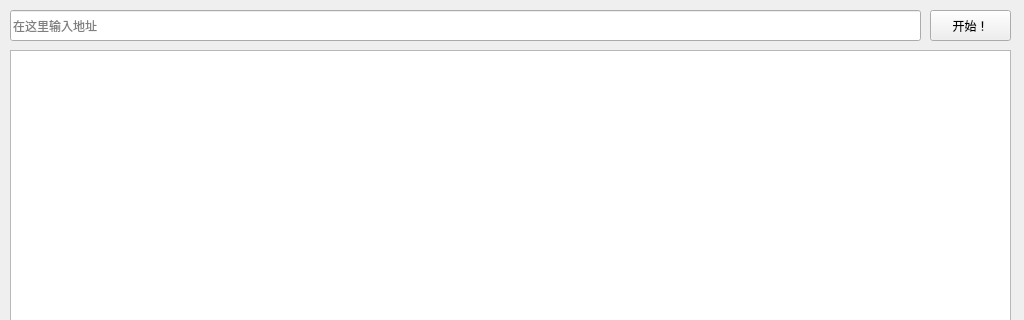
Above: tr_gui.ui from Candinya/NyaTrace before the change; both pictures show x 0 to 1024 and y 0 to 320 of the 1024 by 576 pixel window. Below: the same form after it.
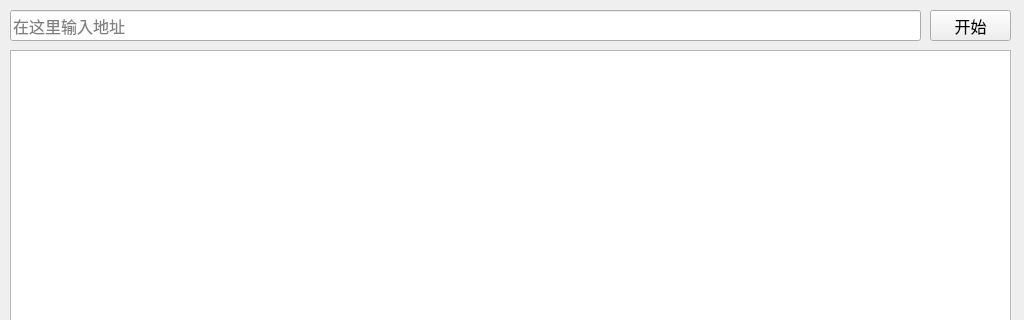
That is the form after the change.

What changed in the file:
```diff
--- a/tr_gui.ui
+++ b/tr_gui.ui
@@ -10,6 +10,12 @@
     <height>576</height>
    </rect>
   </property>
+  <property name="font">
+   <font>
+    <family>Microsoft YaHei</family>
+    <pointsize>10</pointsize>
+   </font>
+  </property>
   <property name="windowTitle">
    <string>TraceRoute GUI</string>
   </property>
@@ -23,6 +29,12 @@
       <height>31</height>
      </rect>
     </property>
+    <property name="font">
+     <font>
+      <family>Microsoft YaHei</family>
+      <pointsize>12</pointsize>
+     </font>
+    </property>
     <property name="placeholderText">
      <string>在这里输入地址</string>
     </property>
@@ -36,8 +48,14 @@
       <height>31</height>
      </rect>
     </property>
+    <property name="font">
+     <font>
+      <family>Microsoft YaHei</family>
+      <pointsize>12</pointsize>
+     </font>
+    </property>
     <property name="text">
-     <string>开始！</string>
+     <string>开始</string>
     </property>
    </widget>
    <widget class="QTableView" name="hopsTable">
```
Left out of the diff: 8 changed lines with no effect on the pictures.
